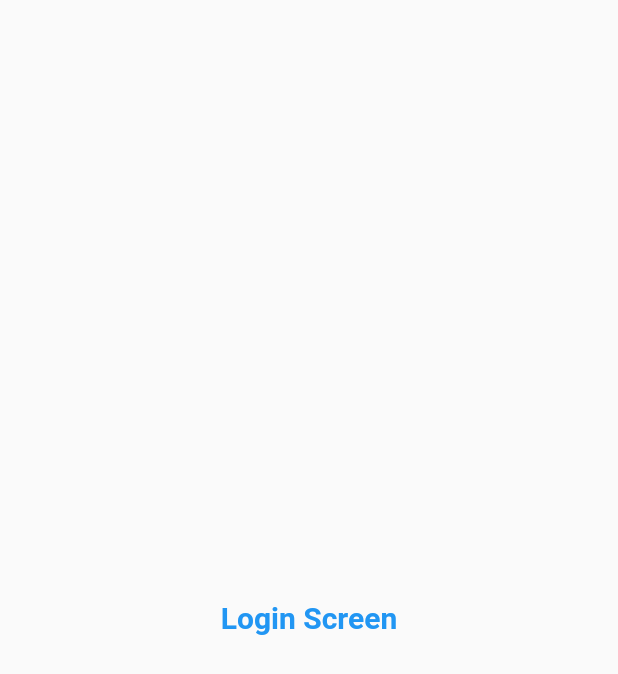
After one commit to dillipkumarsahu/flutter_first_app, a Flutter app: the screen it shows after launch, on a phone screen of 412 x 824 dp. The commit adds this screen. Shown: the top 674 px of the screen. Run offline on Flutter 3.47's test engine with Material 2 defaults, Android fonts, the phone set to English and light mode, and no system bars.

Commit message:
routes , themes and colors

```diff
--- a/lib/main.dart
+++ b/lib/main.dart
@@ -1,5 +1,6 @@
 import 'package:flutter/material.dart';
-import 'package:flutter_first_app/home_page.dart';
+import 'package:flutter_first_app/pages/home_page.dart';
+import 'package:flutter_first_app/pages/login_page.dart';
 
 void main() {
   runApp(MyApp());
@@ -11,7 +12,16 @@ class MyApp extends StatelessWidget {
   @override
   Widget build(BuildContext context) {
     return MaterialApp(
-      home: HomePage(),
+      //this is for theme and color
+      themeMode: ThemeMode.light,
+      theme: ThemeData(primarySwatch: Colors.yellow),
+      darkTheme: ThemeData(brightness: Brightness.dark),
+      // start routes coding
+      initialRoute: "/login",
+      routes: {
+        "/": (context) => const HomePage(),
+        "/login": (context) => const LoginPage()
+      },
     );
   }
 }
--- /dev/null
+++ b/lib/pages/login_page.dart
@@ -0,0 +1,21 @@
+import 'package:flutter/material.dart';
+
+class LoginPage extends StatelessWidget {
+  const LoginPage({Key? key}) : super(key: key);
+
+  @override
+  Widget build(BuildContext context) {
+    // ignore: prefer_const_constructors
+    return Material(
+      child: const Center(
+        child: Text(
+          "Login Screen",
+          style: TextStyle(
+            fontSize: 20,
+            color: Colors.blue,
+            fontWeight: FontWeight.bold
+          ),
+          )),
+    );
+  }
+}
```
Also changed, not shown: lib/pages/home_page.dart (renamed from lib/home_page.dart).
